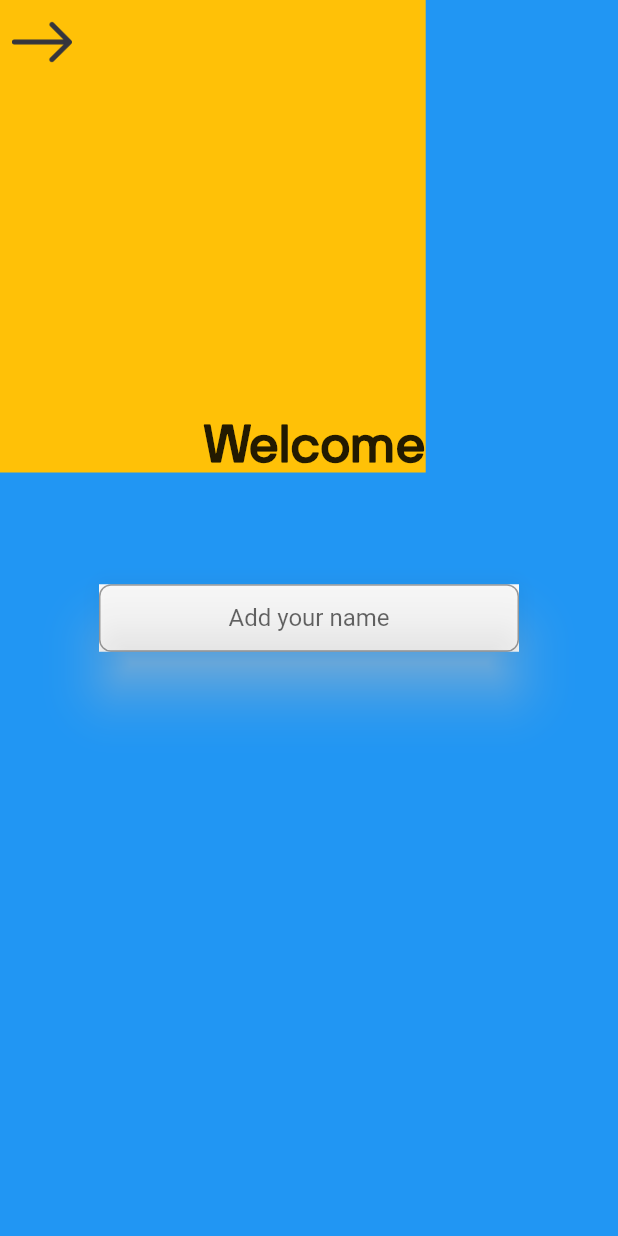
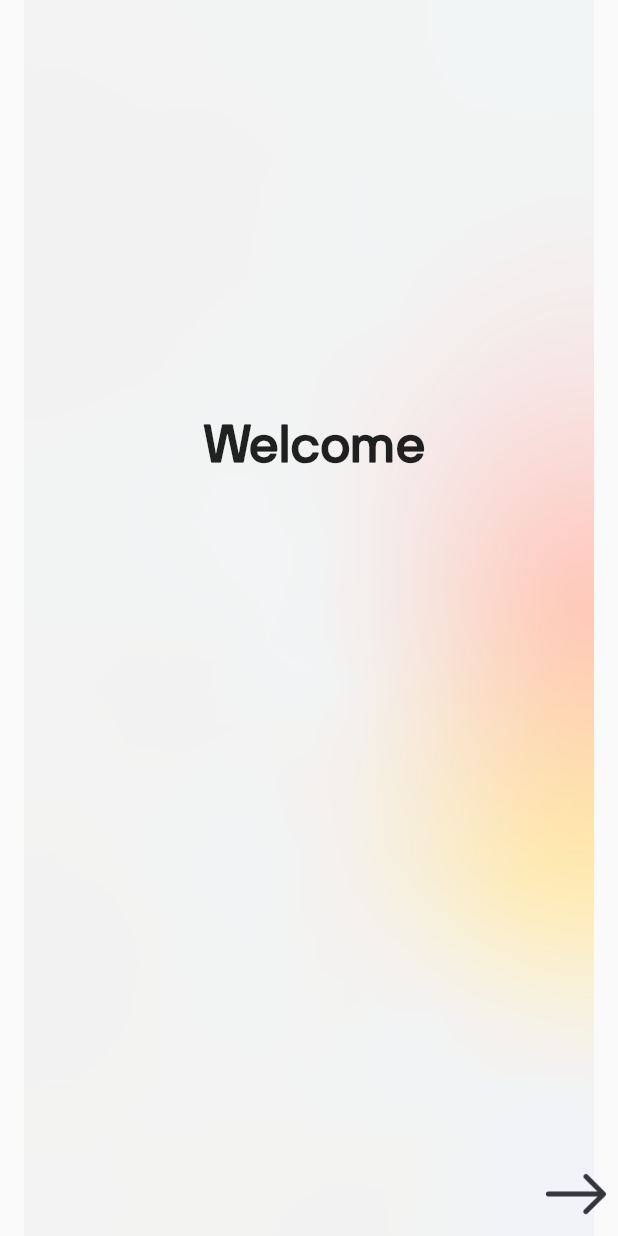
Before and after one commit to nohack11/sphere-app, a Flutter app: the screen it shows after launch, after a tap on "LOGIN", on a phone screen of 412 x 824 dp. Run offline on Flutter 3.47's test engine with Material 2 defaults, Android fonts, the phone set to English and light mode, and no system bars.

Commit message:
garbage cleared out

```diff
--- a/lib/main.dart
+++ b/lib/main.dart
@@ -25,7 +25,6 @@ class _MyHomePageState extends State<MyHomePage> {
   @override
   Widget build(BuildContext context) {
     return new Scaffold(
-        //resizeToAvoidBottomPadding: false,
         body: Column(
       crossAxisAlignment: CrossAxisAlignment.start,
       children: <Widget>[
@@ -96,7 +95,7 @@ class _MyHomePageState extends State<MyHomePage> {
                   ),
                 ),
               ),
-              SizedBox(height: 40.0),
+              SizedBox(height: 20.0),
               Container(
                 height: 40.0,
                 child: Material(
@@ -158,7 +157,7 @@ class _MyHomePageState extends State<MyHomePage> {
             ],
           ),
         ),
-        SizedBox(height: 45.0),
+        SizedBox(height: 25.0),
         Row(
           mainAxisAlignment: MainAxisAlignment.center,
           children: <Widget>[
--- a/lib/src/register.dart
+++ b/lib/src/register.dart
@@ -29,6 +29,7 @@ class _RegisterState extends State<RegisterPage> {
         child: Stack(
           fit: StackFit.expand,
           children: [
+            BackImage(),
             Align(
               alignment: Alignment.bottomRight,
               child: RightArr(),
@@ -81,3 +82,18 @@ class LeftArr extends StatelessWidget {
     );
   }
 }
+
+class BackImage extends StatelessWidget {
+  @override
+  Widget build(BuildContext context) {
+    return Container(
+      decoration: BoxDecoration(
+        image: DecorationImage(
+          image: AssetImage('assets/img/backgrounds/3.png'),
+        ),
+        color: Colors.transparent,
+      ),
+      //color: Colors.transparent,
+    );
+  }
+}
--- a/lib/src/welcome.dart
+++ b/lib/src/welcome.dart
@@ -38,90 +38,34 @@ class WelcomePage extends StatefulWidget {
 class _WelcomePageState extends State<WelcomePage> {
   @override
   Widget build(BuildContext context) {
-    return MaterialApp(
-      title: 'Sphere',
-      home: Stack(
+    return Scaffold(
+      body: Container(
+        child: Stack(
           children: [
             BackImage(),
-          Scaffold(
-            backgroundColor: Colors.blue,
-            body: Container(
+            Container(
               child: Stack(
                 children: <Widget>[
                   Container(
-                    color: Colors.amber,
                     padding: EdgeInsets.fromLTRB(135.0, 280.0, 0.0, 0.0),
-                    child: Text('Welcome',
+                    child: Text(
+                      'Welcome',
                       style: TextStyle(
                         fontSize: 35.0,
                         fontWeight: FontWeight.bold,
-                            fontFamily: 'NB_International')),
-                  ),
-                  SizedBox(height: 20.0),
-                  Center(
-                    child: Container(
-                      color: Colors.green,
-                      padding: EdgeInsets.all(8.0),
-                      child: Text('My name is',
-                          style: TextStyle(
-                              fontSize: 20.0,
-                              fontWeight: FontWeight.bold,
-                              fontFamily: 'NB_International')),
-                    ),
-                  ),
-                  Center(
-                    child: Container(
-                      height: 45.0,
-                      width: 280.0,
-                      color: Colors.white,
-                      child: new Center(
-                        child: Material(
-                          color: Colors.white.withOpacity(0.1),
-                          elevation: 15.0,
-                          borderRadius: BorderRadius.all(Radius.circular(8.0)),
-                          shadowColor: Colors.white,
-                          child: TextField(
-                            //this has input decoration has to change
-                            textAlign: TextAlign.center,
-                            textAlignVertical: TextAlignVertical.bottom,
-                            decoration: InputDecoration(
-                              hintText: 'Add your name',
-                              labelStyle: TextStyle(
                         fontFamily: 'NB_International',
-                                fontWeight: FontWeight.bold,
-                              ),
-                              border: OutlineInputBorder(
-                                borderRadius:
-                                    BorderRadius.all(Radius.circular(8.0)),
                       ),
                     ),
                   ),
+                  Align(
+                    alignment: Alignment.bottomRight,
+                    child: RightArr(),
                   ),
-                      ),
-                    ),
-                  ),
-                  //arrow button
-                  SizedBox(height: 20.0),
-
-                  SizedBox(width: 20.0),
-                  Container(
-                    child: IconButton(
-                      icon: Image.asset('assets/icons/right_arrow_long.png'),
-                      iconSize: 40,
-                      onPressed: () {
-                        Navigator.push(
-                          context,
-                          MaterialPageRoute(
-                              builder: (context) => RegisterPage()),
-                        );
-                      },
+                ],
               ),
             ),
           ],
         ),
-            ),
-          ),
-        ],
       ),
     );
   }
@@ -131,14 +75,13 @@ class RightArr extends StatelessWidget {
   @override
   Widget build(BuildContext context) {
     return Container(
-      color: Colors.cyan,
       child: IconButton(
         icon: Image.asset('assets/icons/right_arrow_long.png'),
         iconSize: 40,
         onPressed: () {
           Navigator.push(
             context,
-            MaterialPageRoute(builder: (context) => WelcomePage()),
+            MaterialPageRoute(builder: (context) => RegisterPage()),
           );
         },
       ),
```
Also changed, not shown: 3 other files. Lines whose indentation alone changed are shown as unchanged.
